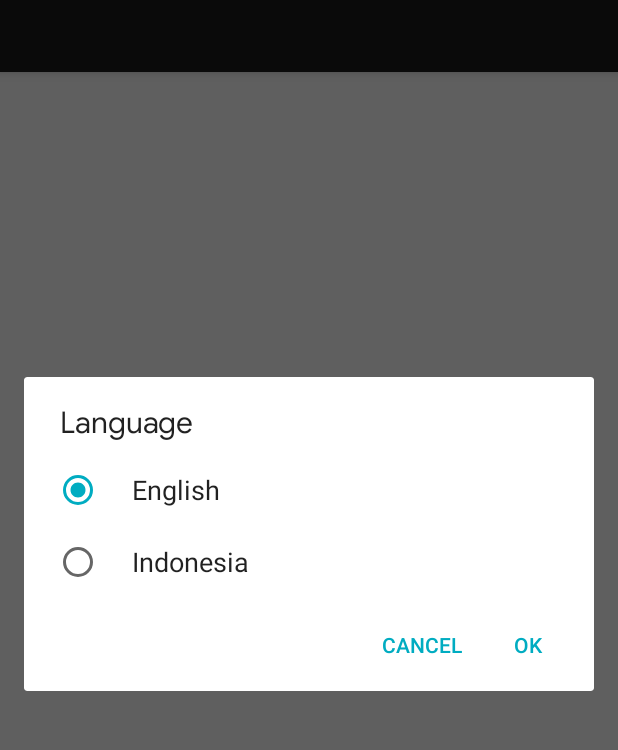
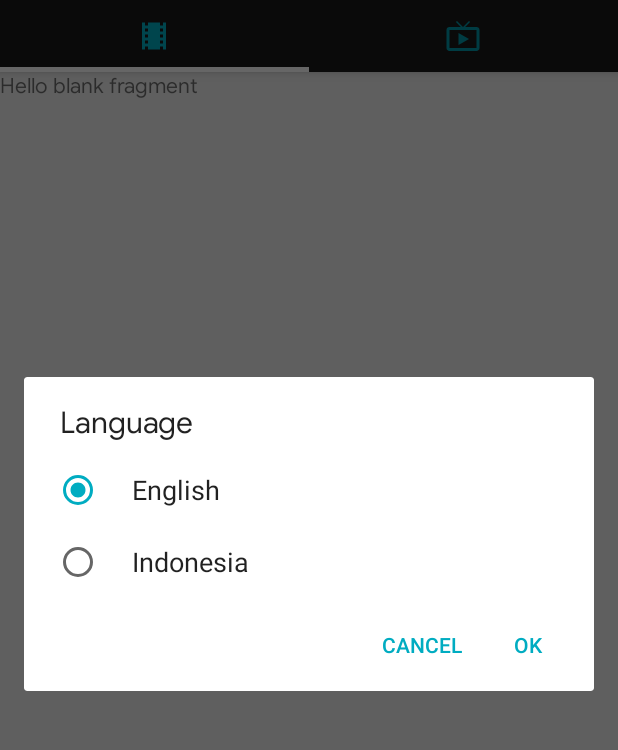
Before and after one commit to yulianhartadi/MooVieSubmissionTwo_dicoding_codelab, an Android app: the screen it shows after launch (MainActivity), in the options menu, after a tap on "Language", on a phone screen of 412 x 824 dp, the part 84-834 px from its top. Run offline under Robolectric (Android 15) with nearby library versions, the phone set to English and light mode, and no system bars.

Commit message:
adding tabs fragment movie and tvshows

```diff
--- a/app/src/main/java/com/rdstudio/mooviesubmissiontwo/MainActivity.java
+++ b/app/src/main/java/com/rdstudio/mooviesubmissiontwo/MainActivity.java
@@ -4,6 +4,8 @@ import android.app.AlertDialog;
 import android.app.SearchManager;
 import android.content.Context;
 import android.content.DialogInterface;
+import android.graphics.Color;
+import android.graphics.PorterDuff;
 import android.os.Bundle;
 import android.view.Menu;
 import android.view.MenuItem;
@@ -14,9 +16,16 @@ import androidx.annotation.NonNull;
 import androidx.appcompat.app.AppCompatActivity;
 import androidx.appcompat.widget.SearchView;
 import androidx.appcompat.widget.Toolbar;
+import androidx.fragment.app.Fragment;
+import androidx.fragment.app.FragmentManager;
+import androidx.fragment.app.FragmentPagerAdapter;
+import androidx.viewpager.widget.ViewPager;
 
 import com.google.android.material.snackbar.Snackbar;
+import com.google.android.material.tabs.TabLayout;
 
+import java.util.ArrayList;
+import java.util.List;
 import java.util.Objects;
 
 public class MainActivity extends AppCompatActivity {
@@ -25,6 +34,11 @@ public class MainActivity extends AppCompatActivity {
             "English", "Indonesia"
     };
     private View parent_view;
+
+    private ViewPager viewPager;
+    private SectionsPagerAdapter viewPagerAdapter;
+    private TabLayout tabLayout;
+
 
     @Override
     protected void onCreate(Bundle savedInstanceState) {
@@ -74,6 +88,7 @@ public class MainActivity extends AppCompatActivity {
         return true;
     }
 
+    // Menu more action
     @Override
     public boolean onOptionsItemSelected(@NonNull MenuItem item) {
         if (item.getItemId() == R.id.choose_language) {
@@ -108,7 +123,81 @@ public class MainActivity extends AppCompatActivity {
         builder.show();
     }
 
-    //Content
+    // Content
     private void initContent() {
+        // Tabs
+        viewPager = findViewById(R.id.main_view_pager);
+        tabLayout =findViewById(R.id.main_tab_layout);
+        setupViewPager(viewPager);
+
+        tabLayout.setupWithViewPager(viewPager);
+
+        Objects.requireNonNull(tabLayout.getTabAt(0)).setIcon(R.drawable.ic_local_movies);
+        Objects.requireNonNull(tabLayout.getTabAt(1)).setIcon(R.drawable.ic_live_tv);
+
+        // Set icon color pre-selected
+        tabLayout.getTabAt(0).getIcon().setColorFilter(getResources().getColor(R.color.colorAccent), PorterDuff.Mode.SRC_IN);
+        tabLayout.getTabAt(1).getIcon().setColorFilter(getResources().getColor(R.color.cyan_700), PorterDuff.Mode.SRC_IN);
+
+        tabLayout.addOnTabSelectedListener(new TabLayout.OnTabSelectedListener() {
+            @Override
+            public void onTabSelected(TabLayout.Tab tab) {
+                //getSupportActionBar().setTitle(viewPagerAdapter.getTitle(tab.getPosition()));
+                tab.getIcon().setColorFilter(getResources().getColor(R.color.colorAccent), PorterDuff.Mode.SRC_IN);
+            }
+
+            @Override
+            public void onTabUnselected(TabLayout.Tab tab) {
+                tab.getIcon().setColorFilter(getResources().getColor(R.color.cyan_700), PorterDuff.Mode.SRC_IN);
+            }
+
+            @Override
+            public void onTabReselected(TabLayout.Tab tab) {
+
+            }
+        });
+
+    }
+
+    private void setupViewPager(ViewPager viewPager) {
+        viewPagerAdapter = new SectionsPagerAdapter(getSupportFragmentManager());
+        viewPagerAdapter.addFragment(MoviesFragment.newInstance(), "Movies");       // index 0
+        viewPagerAdapter.addFragment(MoviesFragment.newInstance(), "TV Show");      // index 1
+        viewPager.setAdapter(viewPagerAdapter);
+
+    }
+
+    private class SectionsPagerAdapter extends FragmentPagerAdapter {
+
+        private final List<Fragment> mFragmentList = new ArrayList<>();
+        private final List<String> mFragmentTitleList = new ArrayList<>();
+
+        public SectionsPagerAdapter(@NonNull FragmentManager manager) {
+            super(Objects.requireNonNull(manager));
+        }
+
+        @NonNull
+        @Override
+        public Fragment getItem(int position) {
+            return mFragmentList.get(position);
+        }
+
+        @Override
+        public int getCount() {
+            return mFragmentList.size();
+        }
+
+        public void addFragment(Fragment fragment, String title){
+            mFragmentList.add(fragment);
+            mFragmentTitleList.add(title);
+        }
+
+
+        @Override
+        public CharSequence getPageTitle(int position) {
+            return null;
+        }
+
+
     }
 }
--- /dev/null
+++ b/app/src/main/java/com/rdstudio/mooviesubmissiontwo/MoviesFragment.java
@@ -0,0 +1,35 @@
+package com.rdstudio.mooviesubmissiontwo;
+
+
+import android.os.Bundle;
+
+import androidx.fragment.app.Fragment;
+
+import android.view.LayoutInflater;
+import android.view.View;
+import android.view.ViewGroup;
+
+
+/**
+ * A simple {@link Fragment} subclass.
+ */
+public class MoviesFragment extends Fragment {
+
+
+    public MoviesFragment() {
+        // Required empty public constructor
+    }
+
+    public static MoviesFragment newInstance(){
+        return new MoviesFragment();
+    }
+
+
+    @Override
+    public View onCreateView(LayoutInflater inflater, ViewGroup container,
+                             Bundle savedInstanceState) {
+        // Inflate the layout for this fragment
+        return inflater.inflate(R.layout.fragment_movies, container, false);
+    }
+
+}
--- /dev/null
+++ b/app/src/main/res/drawable/ic_live_tv.xml
@@ -0,0 +1,5 @@
+<vector android:height="24dp" android:tint="#00ACC1"
+    android:viewportHeight="24.0" android:viewportWidth="24.0"
+    android:width="24dp" xmlns:android="http://schemas.android.com/apk/res/android">
+    <path android:fillColor="#FF000000" android:pathData="M21,6h-7.59l3.29,-3.29L16,2l-4,4 -4,-4 -0.71,0.71L10.59,6L3,6c-1.1,0 -2,0.89 -2,2v12c0,1.1 0.9,2 2,2h18c1.1,0 2,-0.9 2,-2L23,8c0,-1.11 -0.9,-2 -2,-2zM21,20L3,20L3,8h18v12zM9,10v8l7,-4z"/>
+</vector>
--- /dev/null
+++ b/app/src/main/res/drawable/ic_local_movies.xml
@@ -0,0 +1,5 @@
+<vector android:height="24dp" android:tint="#00ACC1"
+    android:viewportHeight="24.0" android:viewportWidth="24.0"
+    android:width="24dp" xmlns:android="http://schemas.android.com/apk/res/android">
+    <path android:fillColor="#FF000000" android:pathData="M18,3v2h-2L16,3L8,3v2L6,5L6,3L4,3v18h2v-2h2v2h8v-2h2v2h2L20,3h-2zM8,17L6,17v-2h2v2zM8,13L6,13v-2h2v2zM8,9L6,9L6,7h2v2zM18,17h-2v-2h2v2zM18,13h-2v-2h2v2zM18,9h-2L16,7h2v2z"/>
+</vector>
--- /dev/null
+++ b/app/src/main/res/drawable/ic_movie.xml
@@ -0,0 +1,5 @@
+<vector android:height="24dp" android:tint="#00ACC1"
+    android:viewportHeight="24.0" android:viewportWidth="24.0"
+    android:width="24dp" xmlns:android="http://schemas.android.com/apk/res/android">
+    <path android:fillColor="#FF000000" android:pathData="M18,4l2,4h-3l-2,-4h-2l2,4h-3l-2,-4H8l2,4H7L5,4H4c-1.1,0 -1.99,0.9 -1.99,2L2,18c0,1.1 0.9,2 2,2h16c1.1,0 2,-0.9 2,-2V4h-4z"/>
+</vector>
--- /dev/null
+++ b/app/src/main/res/layout/fragment_movies.xml
@@ -0,0 +1,14 @@
+<?xml version="1.0" encoding="utf-8"?>
+<FrameLayout xmlns:android="http://schemas.android.com/apk/res/android"
+    xmlns:tools="http://schemas.android.com/tools"
+    android:layout_width="match_parent"
+    android:layout_height="match_parent"
+    tools:context=".MoviesFragment">
+
+    <!-- TODO: Update blank fragment layout -->
+    <TextView
+        android:layout_width="match_parent"
+        android:layout_height="match_parent"
+        android:text="@string/hello_blank_fragment" />
+
+</FrameLayout>
--- a/app/src/main/res/values/strings.xml
+++ b/app/src/main/res/values/strings.xml
@@ -7,4 +7,7 @@
     <string name="action_about">about</string>
     <string name="OK">OK</string>
     <string name="CANCEL">CANCEL</string>
+
+    <!-- TODO: Remove or change this placeholder text -->
+    <string name="hello_blank_fragment">Hello blank fragment</string>
 </resources>
```
Also changed, not shown: app/src/main/java/com/rdstudio/mooviesubmissiontwo/TVShowsFragment.java (added, +34 -0 lines), app/src/main/res/layout/fragment_tvshows.xml (added, +14 -0 lines).
